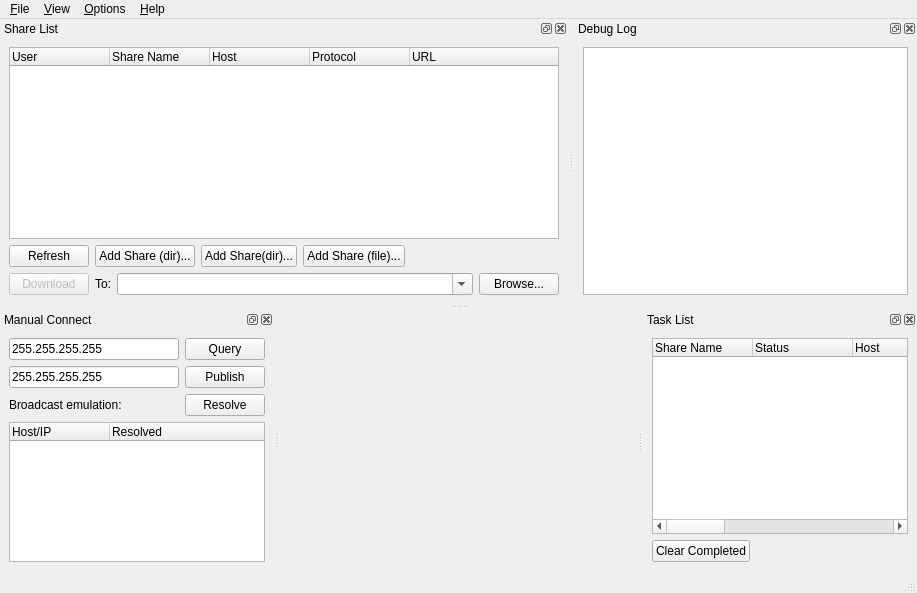
This is src/qt-gui/MainWindow.ui in MrHacky/uftt as Qt 5 draws it before an edit. The edited form follows.
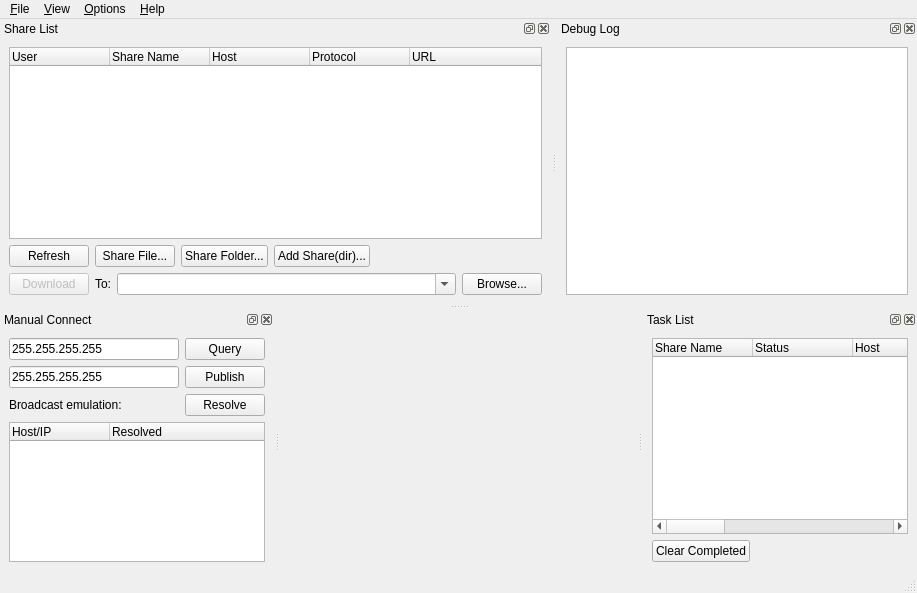
This is the edited form. Icons and pictures are not drawn. Custom widgets are drawn as their Qt base class.

Commit message: Rename buttons.

Patch:
```diff
--- a/src/qt-gui/MainWindow.ui
+++ b/src/qt-gui/MainWindow.ui
@@ -124,10 +124,21 @@
          </property>
         </widget>
        </item>
+       <item>
+        <widget class="QPushButton" name="buttonAdd3">
+         <property name="text">
+          <string>Share File...</string>
+         </property>
+         <property name="icon">
+          <iconset resource="Icons/icons.qrc">
+           <normaloff>:/button/button-addsharefile.png</normaloff>:/button/button-addsharefile.png</iconset>
+         </property>
+        </widget>
+       </item>
        <item>
         <widget class="QPushButton" name="buttonAdd1">
          <property name="text">
-          <string>Add Share (dir)...</string>
+          <string>Share Folder...</string>
          </property>
          <property name="icon">
           <iconset resource="Icons/icons.qrc">
@@ -142,17 +153,6 @@
          </property>
         </widget>
        </item>
-       <item>
-        <widget class="QPushButton" name="buttonAdd3">
-         <property name="text">
-          <string>Add Share (file)...</string>
-         </property>
-         <property name="icon">
-          <iconset resource="Icons/icons.qrc">
-           <normaloff>:/button/button-addsharefile.png</normaloff>:/button/button-addsharefile.png</iconset>
-         </property>
-        </widget>
-       </item>
        <item>
         <spacer>
          <property name="orientation">
```
